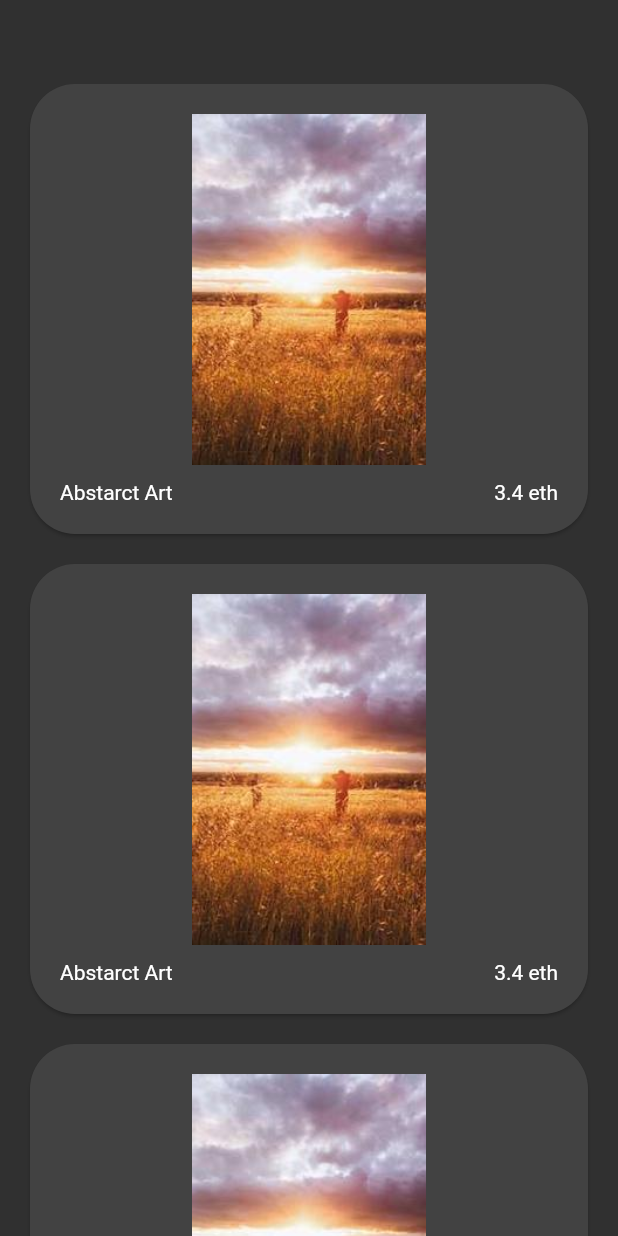
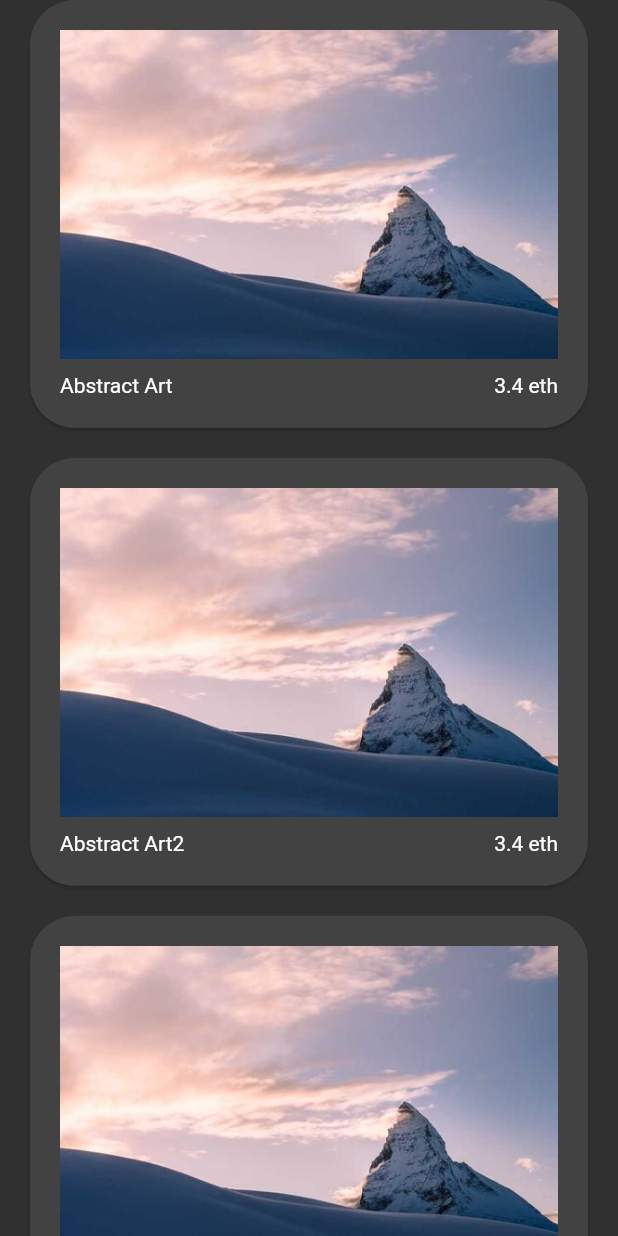
Before and after one commit to cetincangokal/flutter101, a Flutter app: the MyCollectionsDemos screen opened directly, on a phone screen of 412 x 824 dp. Run offline on Flutter 3.47's test engine with Material 2 defaults, Android fonts, the phone set to English and light mode, and no system bars.

```diff
--- a/flutter_application_1/lib/demos/my_collections_demos.dart
+++ b/flutter_application_1/lib/demos/my_collections_demos.dart
@@ -1,7 +1,7 @@
 import 'package:flutter/material.dart';
 
 class MyCollectionsDemos extends StatefulWidget {
-  const MyCollectionsDemos({super.key});
+  const MyCollectionsDemos({Key? key}) : super(key: key);
 
   @override
   State<MyCollectionsDemos> createState() => _MyCollectionsDemosState();
@@ -11,60 +11,51 @@ class _MyCollectionsDemosState extends State<MyCollectionsDemos> {
   late final List<CollectionModel> _items;
   @override
   void initState() {
-    // TODO: implement initState
     super.initState();
-    _items = [
-      CollectionModel(
-          imagePath: 'assets/png/image_collection.png',
-          title: 'Abstarct Art',
-          price: 3.4),
-      CollectionModel(
-          imagePath: 'assets/png/image_collection.png',
-          title: 'Abstarct Art',
-          price: 3.4),
-      CollectionModel(
-          imagePath: 'assets/png/image_collection.png',
-          title: 'Abstarct Art',
-          price: 3.4),
-      CollectionModel(
-          imagePath: 'assets/png/image_collection.png',
-          title: 'Abstarct Art',
-          price: 3.4),
-    ];
+    _items = CollectionItems().items;
   }
 
   @override
   Widget build(BuildContext context) {
     return Scaffold(
-      appBar: AppBar(),
       body: ListView.builder(
         itemCount: _items.length,
-        padding: EdgeInsets.symmetric(horizontal: 20),
+        padding: PaddindUtility().paddingHorizontal,
         itemBuilder: (context, index) {
+          return _CategoryCard(model: _items[index]);
+        },
+      ),
+    );
+  }
+}
+
+class _CategoryCard extends StatelessWidget {
+  const _CategoryCard({
+    Key? key,
+    required CollectionModel model,
+  })  : _model = model,
+        super(key: key);
+
+  final CollectionModel _model;
+
+  @override
+  Widget build(BuildContext context) {
     return Card(
-            margin: EdgeInsets.only(bottom: 20),
-            child: SizedBox(
-              height: 300,
+      margin: PaddindUtility().paddinBottom,
       child: Padding(
-                padding: const EdgeInsets.all(20),
+        padding: PaddindUtility().paddingGeneral,
         child: Column(
           children: [
-                    Expanded(child: Image.asset(_items[index].imagePath, fit: BoxFit.cover,)),
+            Image.asset(_model.imagePath, fit: BoxFit.fill),
             Padding(
-                      padding: const EdgeInsets.only(top: 10),
+              padding: PaddindUtility().paddingTop,
               child: Row(
                 mainAxisAlignment: MainAxisAlignment.spaceBetween,
-                        children: [
-                        Text(_items[index].title),
-                        Text('${_items[index].price} eth'),
-                      ],),
+                children: [Text(_model.title), Text('${_model.price} eth')],
+              ),
             )
           ],
         ),
-              ),
-            ),
-          );
-        },
       ),
     );
   }
@@ -75,6 +66,29 @@ class CollectionModel {
   final String title;
   final double price;
 
-  CollectionModel(
-      {required this.imagePath, required this.title, required this.price});
+  CollectionModel({required this.imagePath, required this.title, required this.price});
 }
+
+class CollectionItems {
+  late final List<CollectionModel> items;
+
+  CollectionItems() {
+    items = [
+      CollectionModel(imagePath: ProjectImages.imageCollection, title: 'Abstract Art', price: 3.4),
+      CollectionModel(imagePath: ProjectImages.imageCollection, title: 'Abstract Art2', price: 3.4),
+      CollectionModel(imagePath: ProjectImages.imageCollection, title: 'Abstract Art3', price: 3.4),
+      CollectionModel(imagePath: ProjectImages.imageCollection, title: 'Abstract Art4', price: 3.4),
+    ];
+  }
+}
+
+class PaddindUtility {
+  final paddingTop = const EdgeInsets.only(top: 10);
+  final paddinBottom = const EdgeInsets.only(bottom: 20);
+  final paddingGeneral = const EdgeInsets.all(20);
+  final paddingHorizontal = const EdgeInsets.symmetric(horizontal: 20);
+}
+
+class ProjectImages {
+  static const imageCollection = 'assets/png/image_collection2.png';
+}
--- a/flutter_application_1/lib/main.dart
+++ b/flutter_application_1/lib/main.dart
@@ -14,6 +14,7 @@ import 'package:flutter_application_1/101/indicator_learn.dart';
 import 'package:flutter_application_1/101/list_tile_learn.dart';
 import 'package:flutter_application_1/101/list_view_builder_learn.dart';
 import 'package:flutter_application_1/101/list_view_learn.dart';
+import 'package:flutter_application_1/101/navigation_learn.dart';
 import 'package:flutter_application_1/101/padding_learn.dart';
 import 'package:flutter_application_1/101/page_view_learn.dart';
 import 'package:flutter_application_1/101/scaffold_learn.dart';
@@ -58,7 +59,7 @@ class MyApp extends StatelessWidget {
         progressIndicatorTheme: ProgressIndicatorThemeData(color: Colors.white),
         listTileTheme: ListTileThemeData(contentPadding: EdgeInsets.zero),
       ),
-      home: MyCollectionsDemos(),
+      home: navigationLearn(),
     );
   }
 }
```
Also changed, not shown: flutter_application_1/lib/101/navigate_detail_learn.dart (added, +39 -0 lines), flutter_application_1/lib/101/navigation_learn.dart (added, +79 -0 lines), flutter_application_1/assets/png/image_collection2.png (added). Lines whose indentation alone changed are shown as unchanged.
